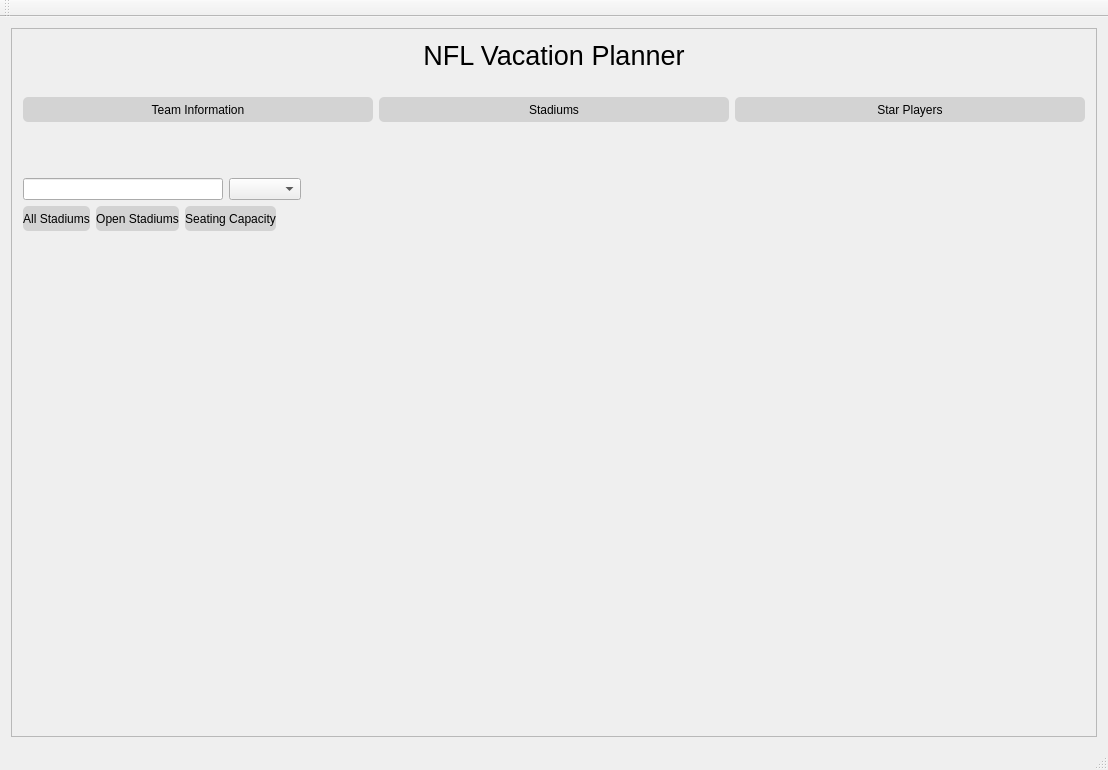
First picture: the form in mainwindow.ui, repository Cyriously1/NFLTour, before the edit.
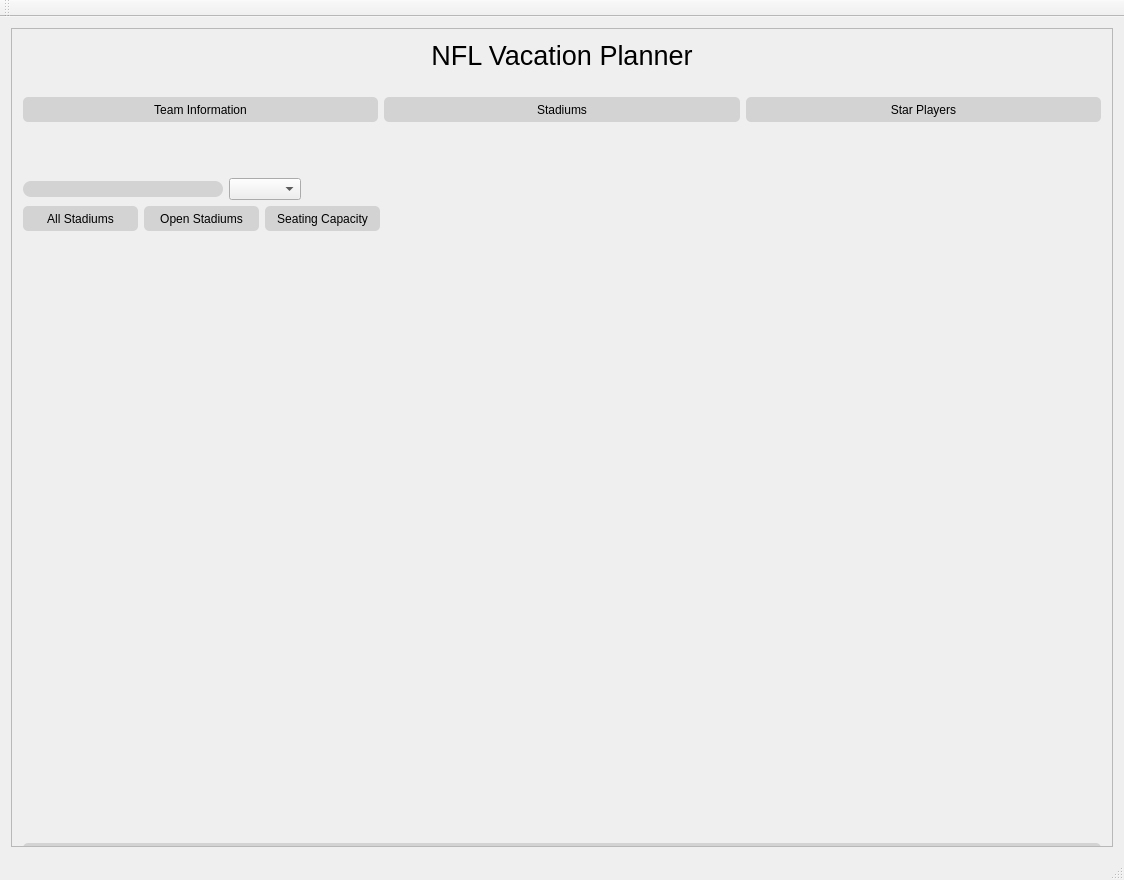
Second picture: the form after the edit. Icons and pictures are not drawn.

Patch:
```diff
--- a/mainwindow.ui
+++ b/mainwindow.ui
@@ -6,8 +6,8 @@
    <rect>
     <x>0</x>
     <y>0</y>
-    <width>1108</width>
-    <height>770</height>
+    <width>1124</width>
+    <height>880</height>
    </rect>
   </property>
   <property name="windowTitle">
@@ -16,9 +16,26 @@
   <property name="styleSheet">
    <string notr="true">QTableWidget {
 	background: transparent;
-	border-radius: 4px;
+	border-radius: 10px;
 	font-weight: bold;
-	font-size: 10px;
+	font-size: 12px;
+	border: none;
+}
+
+QPushButton #allStadiums_pushButton, #openStadiums_pushButton, #SeatingCapacity_pushButton {
+	width: 115px;
+}
+
+QHeaderView::section
+{
+	spacing: 10px;
+	background-color: gray;
+	color: white;
+	border: 1px solid ;
+	margin: 1px;
+	text-align: right;
+	font-family: arial;
+	font-size:12px;
 }
 
 QPushButton {
@@ -39,12 +56,26 @@
 
 QLabel#Label:hover {
 	color: rgba(120,135,180, 0.5);
+}
+
+QLineEdit {
+	border-radius: 8px;
+	background: lightgray;
 }</string>
   </property>
+  <property name="tabShape">
+   <enum>QTabWidget::Rounded</enum>
+  </property>
   <widget class="QWidget" name="centralWidget">
+   <property name="styleSheet">
+    <string notr="true"/>
+   </property>
    <layout class="QGridLayout" name="gridLayout">
     <item row="1" column="0">
      <widget class="QScrollArea" name="scrollArea">
+      <property name="styleSheet">
+       <string notr="true"/>
+      </property>
       <property name="verticalScrollBarPolicy">
        <enum>Qt::ScrollBarAlwaysOff</enum>
       </property>
@@ -59,10 +90,13 @@
         <rect>
          <x>0</x>
          <y>0</y>
-         <width>1088</width>
-         <height>1343</height>
+         <width>1100</width>
+         <height>1362</height>
         </rect>
        </property>
+       <property name="styleSheet">
+        <string notr="true"/>
+       </property>
        <layout class="QGridLayout" name="gridLayout_2">
         <item row="0" column="0">
          <layout class="QVBoxLayout" name="verticalLayout">
@@ -209,6 +243,12 @@
               </property>
               <item>
                <widget class="QPushButton" name="allStadiums_pushButton">
+                <property name="minimumSize">
+                 <size>
+                  <width>115</width>
+                  <height>0</height>
+                 </size>
+                </property>
                 <property name="text">
                  <string>All Stadiums</string>
                 </property>
```
Left out of the diff: 4 changed lines with no effect on the pictures.
